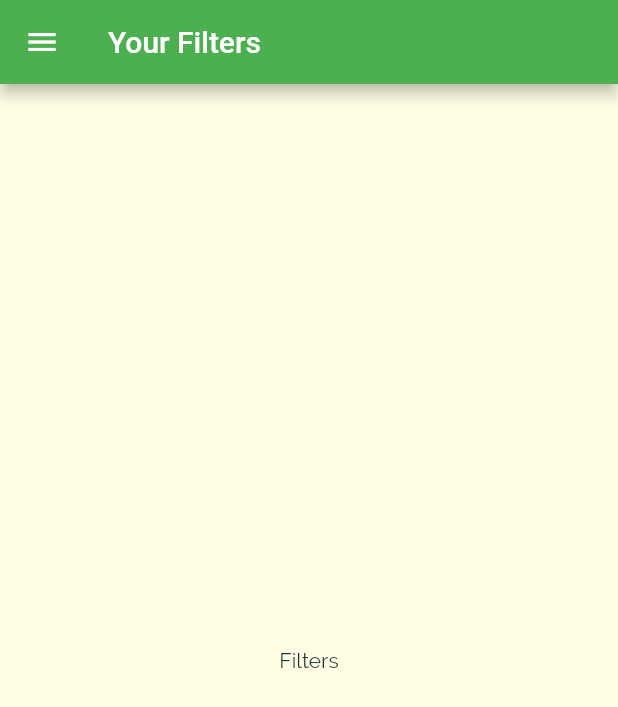
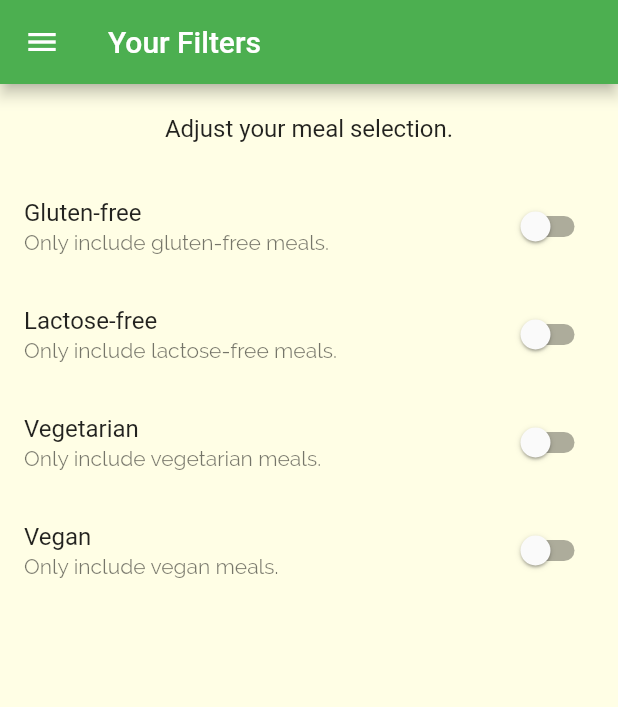
Before and after one commit to mihastele/flutter_exercises, a Flutter app: the FiltersScreen screen opened by its route, on a phone screen of 412 x 824 dp. Shown: the top 707 px of the screen. Run offline on Flutter 3.47's test engine with Material 2 defaults, Android fonts, the phone set to English and light mode, and no system bars.

Commit message:
Add filters

```diff
--- a/lib/screens/filters_screen.dart
+++ b/lib/screens/filters_screen.dart
@@ -1,8 +1,32 @@
 import 'package:flutter/material.dart';
 import 'package:flutter_exercises/widgets/main_drawer.dart';
 
-class FiltersScreen extends StatelessWidget {
+class FiltersScreen extends StatefulWidget {
   static const routeName = '/filters';
+
+  @override
+  State<FiltersScreen> createState() => _FiltersScreenState();
+}
+
+class _FiltersScreenState extends State<FiltersScreen> {
+  bool _glutenFree = false;
+  bool _vegetarian = false;
+  bool _vegan = false;
+  bool _lactoseFree = false;
+
+  Widget _buildSwitchListTile(
+    String title,
+    String subtitle,
+    bool currentValue,
+    Function(bool) updateValue,
+  ) {
+    return SwitchListTile(
+      title: Text(title),
+      value: currentValue,
+      subtitle: Text(subtitle),
+      onChanged: updateValue,
+    );
+  }
 
   @override
   Widget build(BuildContext context) {
@@ -11,8 +35,62 @@ class FiltersScreen extends StatelessWidget {
         title: Text('Your Filters'),
       ),
       drawer: MainDrawer(),
-      body: Center(
-        child: Text('Filters'),
+      body: Column(
+        children: <Widget>[
+          Container(
+            padding: EdgeInsets.all(20),
+            child: Text(
+              'Adjust your meal selection.',
+              style: Theme.of(context).textTheme.titleMedium,
+            ),
+          ),
+          Expanded(
+            child: ListView(
+              children: <Widget>[
+                _buildSwitchListTile(
+                  'Gluten-free',
+                  'Only include gluten-free meals.',
+                  _glutenFree,
+                  (newValue) {
+                    setState(() {
+                      _glutenFree = newValue;
+                    });
+                  },
+                ),
+                _buildSwitchListTile(
+                  'Lactose-free',
+                  'Only include lactose-free meals.',
+                  _lactoseFree,
+                  (newValue) {
+                    setState(() {
+                      _lactoseFree = newValue;
+                    });
+                  },
+                ),
+                _buildSwitchListTile(
+                  'Vegetarian',
+                  'Only include vegetarian meals.',
+                  _vegetarian,
+                  (newValue) {
+                    setState(() {
+                      _vegetarian = newValue;
+                    });
+                  },
+                ),
+                _buildSwitchListTile(
+                  'Vegan',
+                  'Only include vegan meals.',
+                  _vegan,
+                  (newValue) {
+                    setState(() {
+                      _vegan = newValue;
+                    });
+                  },
+                ),
+              ],
+            ),
+          ),
+        ],
       ),
     );
   }
```
Also changed, not shown: lib/screens/category_meals_screen.dart (+44 -17 lines), lib/screens/meal_detail_screen.dart (+6 -1 lines), lib/widgets/meal_item.dart (+11 -4 lines).
